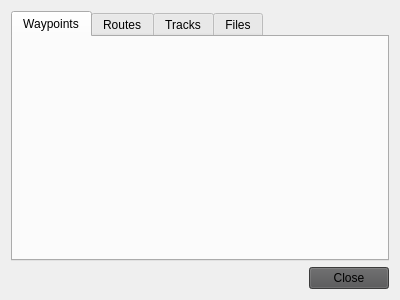
Qt form ui/mydata/MyData.ui (OpenFairWind/FairWindSK) before a commit.
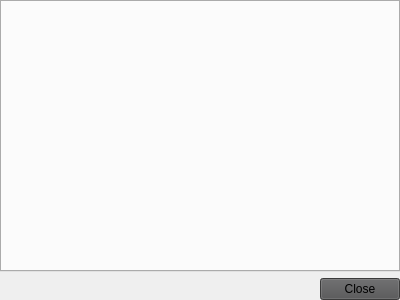
The same form after that commit.

Commit message: Removed tabs statically allocated Added dynamically allocated tabs

The edit to the form file:
```diff
--- a/ui/mydata/MyData.ui
+++ b/ui/mydata/MyData.ui
@@ -14,33 +14,18 @@
    <string>MyData</string>
   </property>
   <layout class="QGridLayout" name="gridLayout">
-   <item row="0" column="0">
-    <widget class="QTabWidget" name="tabWidget_MyData">
-     <property name="currentIndex">
-      <number>0</number>
-     </property>
-     <widget class="QWidget" name="tabWaypoints">
-      <attribute name="title">
-       <string>Waypoints</string>
-      </attribute>
-     </widget>
-     <widget class="QWidget" name="tabRoutes">
-      <attribute name="title">
-       <string>Routes</string>
-      </attribute>
-     </widget>
-     <widget class="QWidget" name="tabTracks">
-      <attribute name="title">
-       <string>Tracks</string>
-      </attribute>
-     </widget>
-     <widget class="QWidget" name="tabFiles">
-      <attribute name="title">
-       <string>Files</string>
-      </attribute>
-     </widget>
-    </widget>
-   </item>
+   <property name="leftMargin">
+    <number>0</number>
+   </property>
+   <property name="topMargin">
+    <number>0</number>
+   </property>
+   <property name="rightMargin">
+    <number>0</number>
+   </property>
+   <property name="bottomMargin">
+    <number>0</number>
+   </property>
    <item row="1" column="0">
     <widget class="QDialogButtonBox" name="buttonBox">
      <property name="styleSheet">
@@ -55,6 +40,10 @@
      </property>
     </widget>
    </item>
+   <item row="0" column="0">
+    <widget class="QTabWidget" name="tabWidget">
+    </widget>
+   </item>
   </layout>
  </widget>
  <resources/>
```
Left out of the diff: 2 changed lines with no effect on the pictures. The commit also changes 2 other files.
